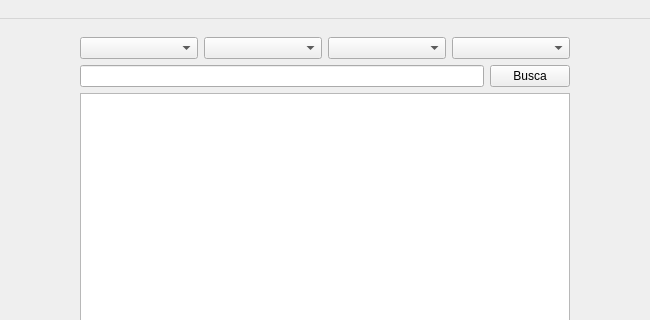
Old version of the form src/main/python/ui/mainWindow.ui in the repository matheusfillipe/ganec; both pictures show x 316 to 966 and y 0 to 320 of the 1274 by 832 pixel window.
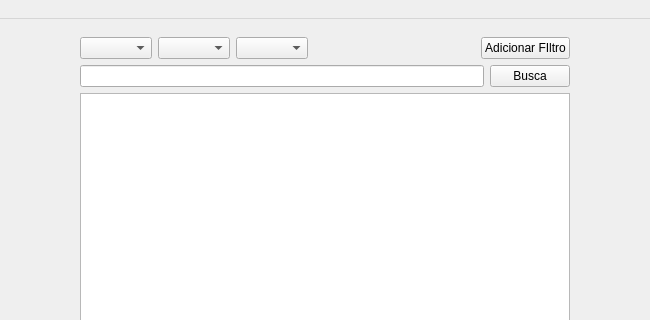
New version of the form.

The edit to the form file:
```diff
--- a/src/main/python/ui/mainWindow.ui
+++ b/src/main/python/ui/mainWindow.ui
@@ -46,7 +46,7 @@
           <height>16777215</height>
          </size>
         </property>
-        <layout class="QVBoxLayout" name="verticalLayout_2" stretch="0,0,0">
+        <layout class="QVBoxLayout" name="verticalLayout_2" stretch="0,0,0,0">
          <property name="sizeConstraint">
           <enum>QLayout::SetMinimumSize</enum>
          </property>
@@ -55,17 +55,34 @@
          </property>
          <item>
           <layout class="QHBoxLayout" name="horizontalLayout">
-           <item>
-            <widget class="QComboBox" name="comboBox_2"/>
-           </item>
            <item>
             <widget class="QComboBox" name="comboBox"/>
            </item>
+           <item>
+            <widget class="QComboBox" name="comboBox_2"/>
+           </item>
            <item>
             <widget class="QComboBox" name="comboBox_3"/>
            </item>
            <item>
-            <widget class="QComboBox" name="comboBox_4"/>
+            <spacer name="horizontalSpacer">
+             <property name="orientation">
+              <enum>Qt::Horizontal</enum>
+             </property>
+             <property name="sizeHint" stdset="0">
+              <size>
+               <width>40</width>
+               <height>20</height>
+              </size>
+             </property>
+            </spacer>
+           </item>
+           <item>
+            <widget class="QPushButton" name="addFilterButton">
+             <property name="text">
+              <string>Adicionar FIltro</string>
+             </property>
+            </widget>
            </item>
           </layout>
          </item>
```
Left out of the diff: 30 changed lines with no effect on the pictures.
